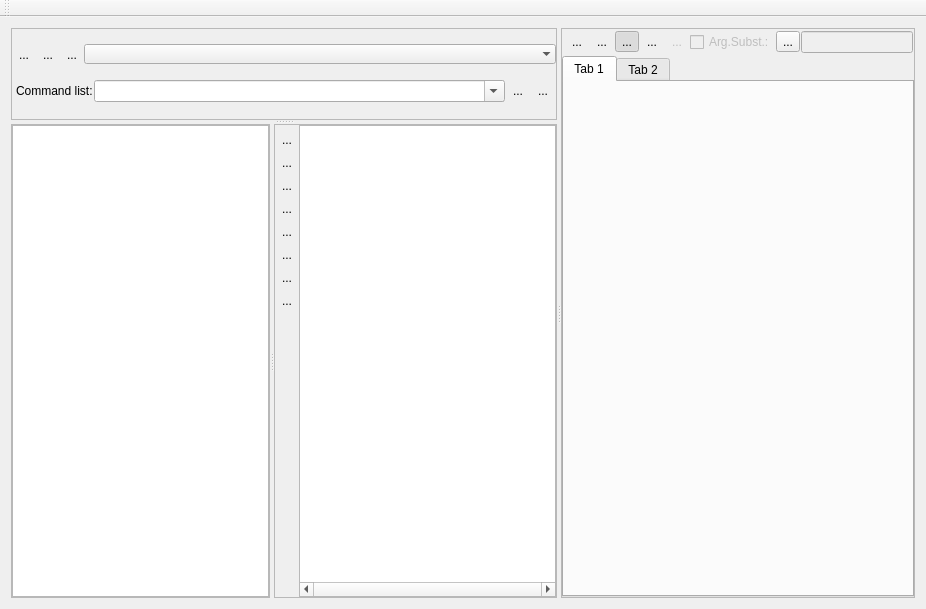
vjetten/NutShell, file nutshellqt.ui: the form before one commit.
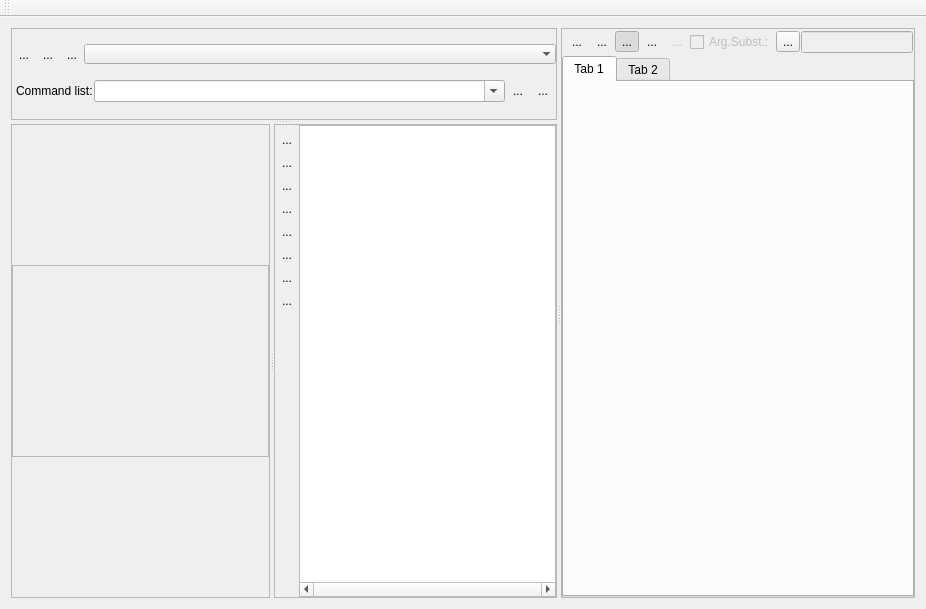
The form after the commit. Icons and pictures are not drawn.

Diff of the .ui file:
```diff
--- a/nutshellqt.ui
+++ b/nutshellqt.ui
@@ -288,9 +288,12 @@
           <item>
            <layout class="QVBoxLayout" name="verticalLayout_6">
             <item>
-             <widget class="QTreeView" name="treeView">
+             <widget class="QTreeView" name="treeView1">
+              <property name="enabled">
+               <bool>false</bool>
+              </property>
               <property name="sizePolicy">
-               <sizepolicy hsizetype="Expanding" vsizetype="Expanding">
+               <sizepolicy hsizetype="Expanding" vsizetype="Fixed">
                 <horstretch>0</horstretch>
                 <verstretch>0</verstretch>
                </sizepolicy>
```
Left out of the diff: 8 changed lines with no effect on the pictures.
